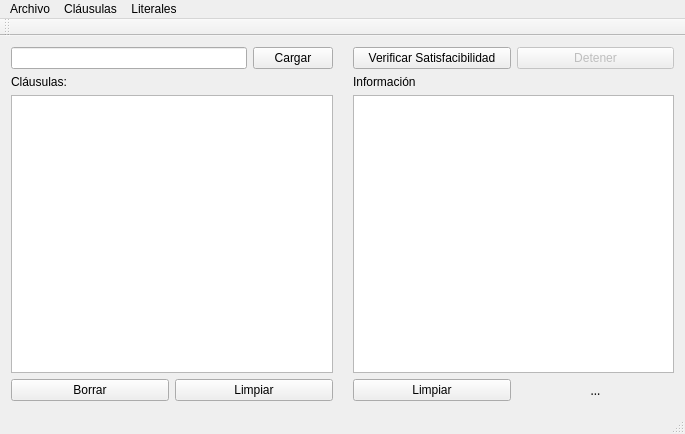
lagenar/clprover, file gui/qclprover.ui: the form before one commit.
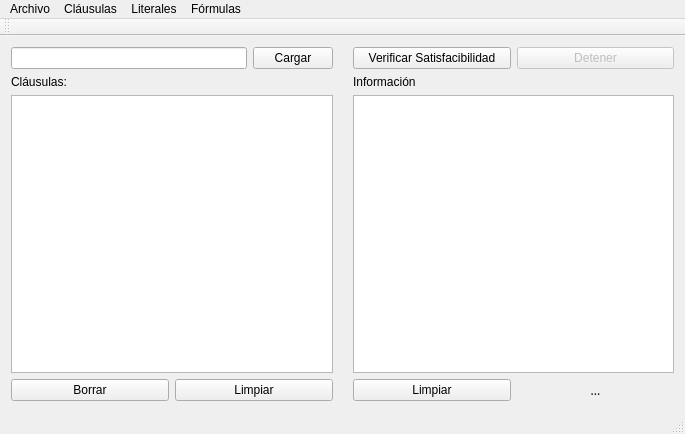
The form after the commit.

Commit message: soporte para cargar fórmulas con fol

Diff of the .ui file:
```diff
--- a/gui/qclprover.ui
+++ b/gui/qclprover.ui
@@ -163,9 +163,16 @@
     </property>
     <addaction name="actionUnificar_literales"/>
    </widget>
+   <widget class="QMenu" name="menuF_rmulas">
+    <property name="title">
+     <string>Fórmulas</string>
+    </property>
+    <addaction name="actionCargar_F_rmula"/>
+   </widget>
    <addaction name="menuArchivo"/>
    <addaction name="menuCl_usulas"/>
    <addaction name="menuLiterales"/>
+   <addaction name="menuF_rmulas"/>
   </widget>
   <widget class="QToolBar" name="mainToolBar">
    <attribute name="toolBarArea">
```
Left out of the diff: 22 changed lines with no effect on the pictures. The commit also changes 7 other files.
